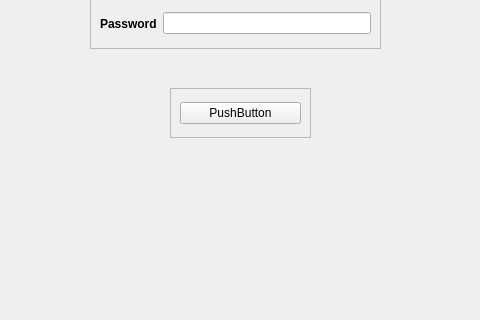
First picture: the form in mainwindow.ui, repository GANESHKADAM3242/Qt, before the edit; both pictures show x 140 to 620 and y 182 to 502 of the 800 by 600 pixel window.
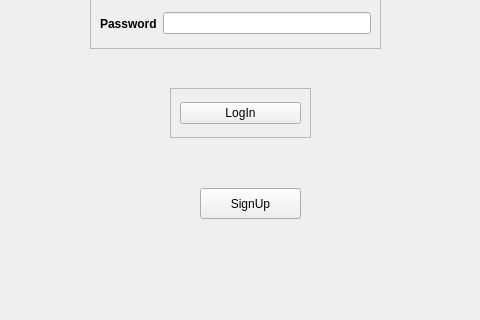
Second picture: the form after the edit.

Commit message: Take streams from editlines and added New Sign up button

```diff
--- a/mainwindow.ui
+++ b/mainwindow.ui
@@ -163,12 +163,25 @@
      <item>
       <widget class="QPushButton" name="login_pushButton">
        <property name="text">
-        <string>PushButton</string>
+        <string>LogIn</string>
        </property>
       </widget>
      </item>
     </layout>
    </widget>
+   <widget class="QPushButton" name="signUp_pushButton">
+    <property name="geometry">
+     <rect>
+      <x>340</x>
+      <y>370</y>
+      <width>101</width>
+      <height>31</height>
+     </rect>
+    </property>
+    <property name="text">
+     <string>SignUp</string>
+    </property>
+   </widget>
   </widget>
   <widget class="QMenuBar" name="menubar">
    <property name="geometry">
```
Left out of the diff: 4 changed lines with no effect on the pictures. The commit also changes 2 other files.
